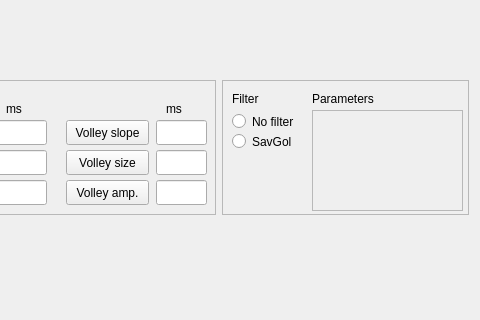
Old version of the form QtDesigner/bwmeasure.ui in the repository matoloa/brainwash; both pictures show x 115 to 595 and y 214 to 534 of the 595 by 812 pixel window.
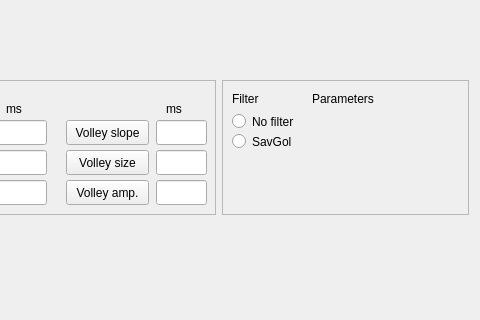
New version of the form.

Patch:
```diff
--- a/QtDesigner/bwmeasure.ui
+++ b/QtDesigner/bwmeasure.ui
@@ -311,22 +311,6 @@
            <string>No filter</string>
           </property>
          </widget>
-         <widget class="QFrame" name="frame_measure_filter_params">
-          <property name="geometry">
-           <rect>
-            <x>90</x>
-            <y>30</y>
-            <width>151</width>
-            <height>101</height>
-           </rect>
-          </property>
-          <property name="frameShape">
-           <enum>QFrame::StyledPanel</enum>
-          </property>
-          <property name="frameShadow">
-           <enum>QFrame::Raised</enum>
-          </property>
-         </widget>
         </widget>
        </item>
       </layout>
```
Left out of the diff: 8 changed lines with no effect on the pictures.
